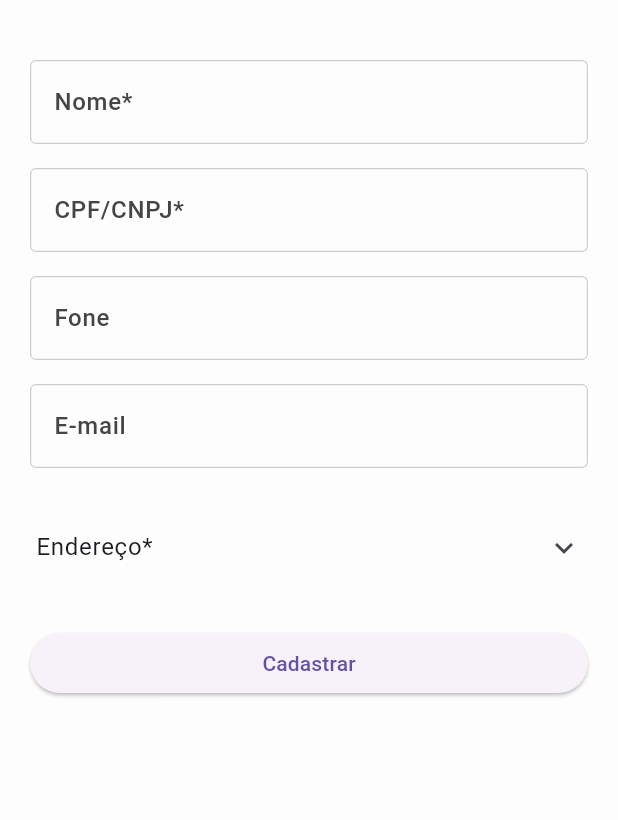
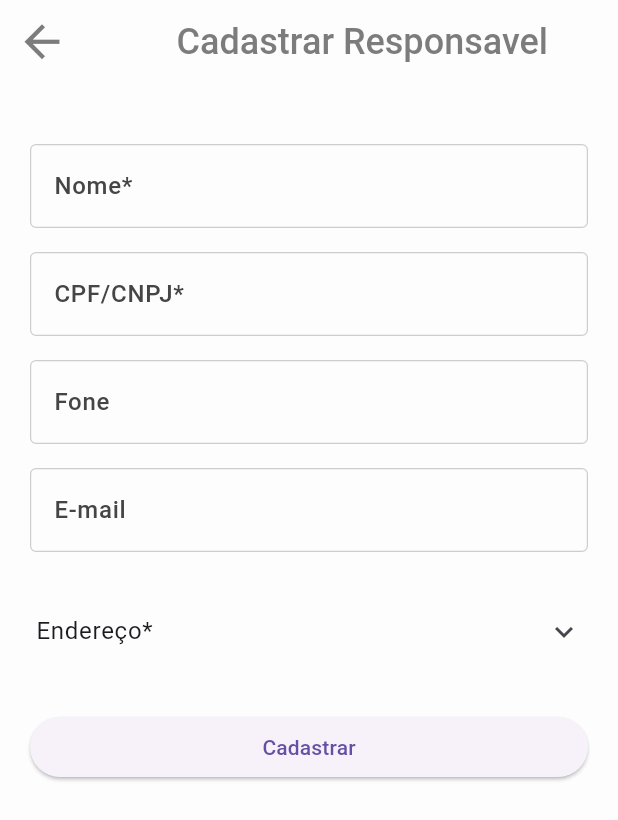
Before and after one commit to ApenasEsdras/sisteDeGerenciamentoInternoRenascerDaEsperanca, a Flutter app: the screen it shows after launch, after a tap on the "person add" icon, on a phone screen of 412 x 824 dp. Shown: the top 820 px of the screen. Run offline on Flutter 3.47's test engine with Material 3 defaults, Android fonts, the light colour scheme and no system bars; our stand-ins replace cloud_firestore, firebase_core; accounts and stored records are empty; Roboto replaces fonts that are missing (roboto).

Commit message:
ajustes no cadastro, exibicao e filtragem

```diff
--- a/lib/screens/cadastrar_pessoas.dart
+++ b/lib/screens/cadastrar_pessoas.dart
@@ -1,13 +1,15 @@
-
 // ignore_for_file: library_private_types_in_public_api
 
 import 'dart:convert';
 
 import 'package:cloud_firestore/cloud_firestore.dart';
+import 'package:flutter/foundation.dart';
 import 'package:flutter/material.dart';
 import 'package:http/http.dart' as http;
 import 'package:sistemarenascerdaesperanca/helpers/alert_dialog.dart.dart';
+import 'package:sistemarenascerdaesperanca/screens/home_page.dart';
 import 'package:sistemarenascerdaesperanca/styles/colors_app.dart';
+import 'package:sistemarenascerdaesperanca/widgets/appbar_custom.dart';
 
 class CadastroClientePage extends StatefulWidget {
   const CadastroClientePage({super.key});
@@ -21,6 +23,7 @@ class _CadastroClientePageState extends State<CadastroClientePage> {
   // TextEditingController codigoController = TextEditingController();
   TextEditingController nomeController = TextEditingController();
   // TextEditingController classeController = TextEditingController();
+
   TextEditingController cgccpfController = TextEditingController();
   TextEditingController paisController = TextEditingController();
   TextEditingController ufController = TextEditingController();
@@ -40,6 +43,8 @@ class _CadastroClientePageState extends State<CadastroClientePage> {
       if (clienteNaoCadastrado) {
         final cliente = {
           'codigo': cgccpfController.text,
+          'endereco':
+              '${tipologradouroController.text} ${numeroController.text}',
           'nome': nomeController.text,
           'classe': 'Clientes',
           'cgccpf': cgccpfController.text,
@@ -58,11 +63,13 @@ class _CadastroClientePageState extends State<CadastroClientePage> {
           'email': emailController.text,
         };
 
-        print(cliente);
+        if (kDebugMode) {
+          print(cliente);
+        }
 
         try {
           await FirebaseFirestore.instance
-              .collection('clientes')
+              .collection('responsaveis')
               .doc(nomeController.text)
               .set(cliente);
           debugPrint(
@@ -72,6 +79,12 @@ class _CadastroClientePageState extends State<CadastroClientePage> {
           setState(() {
             Navigator.pop(context);
             CustomAlertDialog.cadastroClienteSucesso(context);
+            Navigator.push(
+              context,
+              MaterialPageRoute(
+                builder: (context) => HomePage(),
+              ),
+            );
           });
         } catch (e) {
           setState(() {
@@ -102,7 +115,6 @@ class _CadastroClientePageState extends State<CadastroClientePage> {
       return true; // Cliente não está cadastrado
     }
   }
-
 
   Future<void> _preencherEnderecoPorCEP(String cepController) async {
     final url = Uri.parse(
@@ -139,7 +151,18 @@ class _CadastroClientePageState extends State<CadastroClientePage> {
   @override
   Widget build(BuildContext context) {
     return Scaffold(
-
+        appBar: CustomAppBar(
+        showFilterIcon: false,
+        leftContent: Text(
+          'Cadastrar Responsavel',
+          style: TextStyle(
+            color: ColorsApp.instance.CinzaMedio2,
+            fontSize: 24,
+            fontFamily: 'roboto',
+            fontWeight: FontWeight.w500,
+          ),
+        ),
+      ),
       body: Container(
         color: ColorsApp.instance.Branco,
         child: Padding(
--- a/lib/screens/lista_pessoas.dart.dart
+++ b/lib/screens/lista_pessoas.dart.dart
@@ -1,15 +1,17 @@
 // ignore_for_file: library_private_types_in_public_api, require_trailing_commas
+
+import 'dart:async';
 
 import 'package:flutter/foundation.dart';
 import 'package:flutter/material.dart';
 import 'package:cloud_firestore/cloud_firestore.dart';
-import 'package:sistemarenascerdaesperanca/router/orders_page.dart';
 import 'package:sistemarenascerdaesperanca/screens/cadastrar_pessoas.dart';
 import 'package:sistemarenascerdaesperanca/screens/detales_das_pessoas_cadastradas.dart';
 import 'package:sistemarenascerdaesperanca/styles/colors_app.dart';
+import 'package:sistemarenascerdaesperanca/widgets/appbar_custom.dart';
 
 class ListarPessoas extends StatefulWidget {
-  const ListarPessoas({super.key});
+  const ListarPessoas({Key? key}) : super(key: key);
 
   @override
   _ListarPessoasState createState() => _ListarPessoasState();
@@ -19,20 +21,21 @@ class _ListarPessoasState extends State<ListarPessoas> {
   List<Cliente> clientes = [];
   List<Cliente> clientesFiltrados = [];
   late TextEditingController _searchController;
+  late StreamController<List<Cliente>> _streamController;
+  late List<Cliente> clientesSnapshot = [];
 
   @override
   void initState() {
     super.initState();
     _searchController = TextEditingController();
+    _streamController = StreamController<List<Cliente>>.broadcast();
     _carregarClientes();
   }
 
   Future<void> _carregarClientes() async {
     final clientesList = await fetchClientes();
-    setState(() {
-      clientes = clientesList;
-      clientesFiltrados = clientesList;
-    });
+    clientesSnapshot = clientesList;
+    _streamController.add(clientesList);
   }
 
   Future<List<Cliente>> fetchClientes() async {
@@ -41,61 +44,26 @@ class _ListarPessoasState extends State<ListarPessoas> {
           await FirebaseFirestore.instance.collection('responsaveis').get();
 
       if (querySnapshot.docs.isNotEmpty) {
-        final cliente = <Cliente>[];
+        final clienteList = <Cliente>[];
 
         for (final doc in querySnapshot.docs) {
           final data = doc.data() as Map<String, dynamic>;
-          print(data['nome']);
 
           final nome = data['nome'];
           final idade = data['idade'];
           final endereco = data['endereco'];
           final fone = data['fone'];
-          /*
-          final email = data['email'];
-          final codigo = data['codigo'];
-          final cgccpf = data['cgccpf'];
-          final chave = data['chave'];
-          final classe = data['classe'];
-          final pais = data['pais'];
-          final uf = data['uf'];
-          final localidade = data['localidade'];
-          final sublocalidade = data['sublocalidade'];
-          final logradouro = data['logradouro'];
-          final tipologradouro = data['tipologradouro'];
-          final cep = data['cep'];
-          final numero = data['numero'];
-          final complemento = data['complemento'];*/
 
           final clienteData = Cliente(
             nome: nome,
             idade: idade,
             endereco: endereco,
             fone: fone,
-            /*
-            email: email,
-            codigo: codigo,
-            cgccpf: cgccpf,
-            chave: chave,
-            classe: classe,
-            pais: pais,
-            uf: uf,
-            localidade: localidade,
-            sublocalidade: sublocalidade,
-            logradouro: logradouro,
-            cep: cep,
-            numero: numero,
-            complemento: complemento,
-            tipologradouro: tipologradouro,
-            */
           );
-          cliente.add(clienteData);
-          if (kDebugMode) {
-            print('Lista de clientes: ${clienteData.nome}');
-          }
+          clienteList.add(clienteData);
         }
 
-        return cliente;
+        return clienteList;
       } else {
         return [];
       }
@@ -108,29 +76,21 @@ class _ListarPessoasState extends State<ListarPessoas> {
   }
 
   void filterClientes(String query) {
-    if (kDebugMode) {
-      print('Filtrando clientes com a consulta: $query');
-    }
+    List<Cliente> filteredClientes;
 
-    setState(() {
     if (query.isEmpty) {
-        clientesFiltrados = clientes;
+      filteredClientes = List.from(clientesSnapshot);
     } else {
-        clientesFiltrados = clientes
+      filteredClientes = clientesSnapshot
           .where((cliente) =>
-                (cliente.nome
-                        ?.toLowerCase()
-                        .contains(query.toLowerCase()) ??
+              (cliente.nome?.toLowerCase().contains(query.toLowerCase()) ??
                   false) ||
               (cliente.fone?.toLowerCase().contains(query.toLowerCase()) ??
-                    false) ||
-                (cliente.cgccpf?.toLowerCase().contains(query.toLowerCase()) ??
-                    false) ||
-                (cliente.codigo?.toLowerCase().contains(query.toLowerCase()) ??
                   false))
           .toList();
     }
-    });
+
+    _streamController.add(filteredClientes);
   }
 
   void navigateToDetalhesCliente(Cliente cliente) {
@@ -145,7 +105,20 @@ class _ListarPessoasState extends State<ListarPessoas> {
   @override
   Widget build(BuildContext context) {
     return Scaffold(
+        appBar: CustomAppBar(
+        showFilterIcon: false,
+        leftContent: Text(
+          'Cadastrar Responsavel',
+          style: TextStyle(
+            color: ColorsApp.instance.CinzaMedio2,
+            fontSize: 24,
+            fontFamily: 'roboto',
+            fontWeight: FontWeight.w500,
+          ),
+        ),
+      ),
       body: Container(
+
         color: ColorsApp.instance.Branco,
         child: Column(
           children: [
@@ -171,27 +144,45 @@ class _ListarPessoasState extends State<ListarPessoas> {
               ),
             ),
             Expanded(
-              child: ListView.builder(
-                itemCount: clientesFiltrados.length,
+              child: StreamBuilder<List<Cliente>>(
+                stream: _streamController.stream,
+                initialData: clientesSnapshot,
+                builder: (BuildContext context,
+                    AsyncSnapshot<List<Cliente>> snapshot) {
+                  if (snapshot.hasError) {
+                    return Center(child: Text('Erro: ${snapshot.error}'));
+                  }
+
+                  if (snapshot.connectionState == ConnectionState.waiting) {
+                    return const Center(child: CircularProgressIndicator());
+                  }
+
+                  final clientes = snapshot.data!;
+
+                  if (clientes.isEmpty) {
+                    return const Center(
+                        child: Text('Nenhum cliente encontrado.'));
+                  }
+
+                  return ListView.builder(
+                    itemCount: clientes.length,
                     itemBuilder: (context, index) {
-                  final cliente = clientesFiltrados[index];
-                  return GestureDetector(
+                      final cliente = clientes[index];
+                      return ListTile(
+                        title: Text(cliente.nome ?? ''),
+                        subtitle: Column(
+                          crossAxisAlignment: CrossAxisAlignment.start,
+                          children: [
+                            Text(cliente.fone ?? ''),
+                            Text(cliente.endereco ?? '')
+                          ],
+                        ),
                         onTap: () {
                           navigateToDetalhesCliente(cliente);
                         },
-                    child: ClienteCard(
-                      cliente,
-                      onClienteSelecionado: (clienteSelecionado) {
-                        Navigator.push(
-                          context,
-                          MaterialPageRoute(
-                            builder: (context) => OrdersPage(
-                              clienteNome: cliente.nome.toString(),
-                            ),
-                          ),
+                        // Adicione a ClienteCard aqui se necessário
                       );
                     },
-                    ),
                   );
                 },
               ),
--- /dev/null
+++ b/lib/widgets/appbar_custom.dart
@@ -0,0 +1,48 @@
+// ignore_for_file: library_private_types_in_public_api
+
+import 'package:flutter/material.dart';
+
+import '../../styles/colors_app.dart';
+
+class CustomAppBar extends StatefulWidget implements PreferredSizeWidget {
+  final bool showFilterIcon;
+  final Widget? leftContent;
+
+  const CustomAppBar({Key? key, required this.showFilterIcon, this.leftContent})
+      : super(key: key);
+
+  @override
+  Size get preferredSize => const Size.fromHeight(kToolbarHeight);
+
+  @override
+  _CustomAppBarState createState() => _CustomAppBarState();
+}
+
+class _CustomAppBarState extends State<CustomAppBar> {
+  @override
+  Widget build(BuildContext context) {
+    return AppBar(
+      iconTheme: IconThemeData(size: 35, color: ColorsApp.instance.CinzaMedio2),
+      title: Row(
+        mainAxisAlignment: MainAxisAlignment.spaceBetween,
+        children: [
+          Flexible(
+            child: Row(
+              mainAxisAlignment: MainAxisAlignment.center,
+              children: [
+                Container(
+                  padding: const EdgeInsets.only(
+                    left: 15,
+                  ),
+                  child: widget.leftContent ??
+                      Container(), // Substituir a imagem pelo widget passado ou Container vazio
+                ),
+              ],
+            ),
+          ),
+        ],
+      ),
+      backgroundColor: ColorsApp.instance.Branco,
+    );
+  }
+}
```
Also changed, not shown: lib/screens/detales_das_pessoas_cadastradas.dart (+13 -0 lines). Lines whose indentation alone changed are shown as unchanged.
